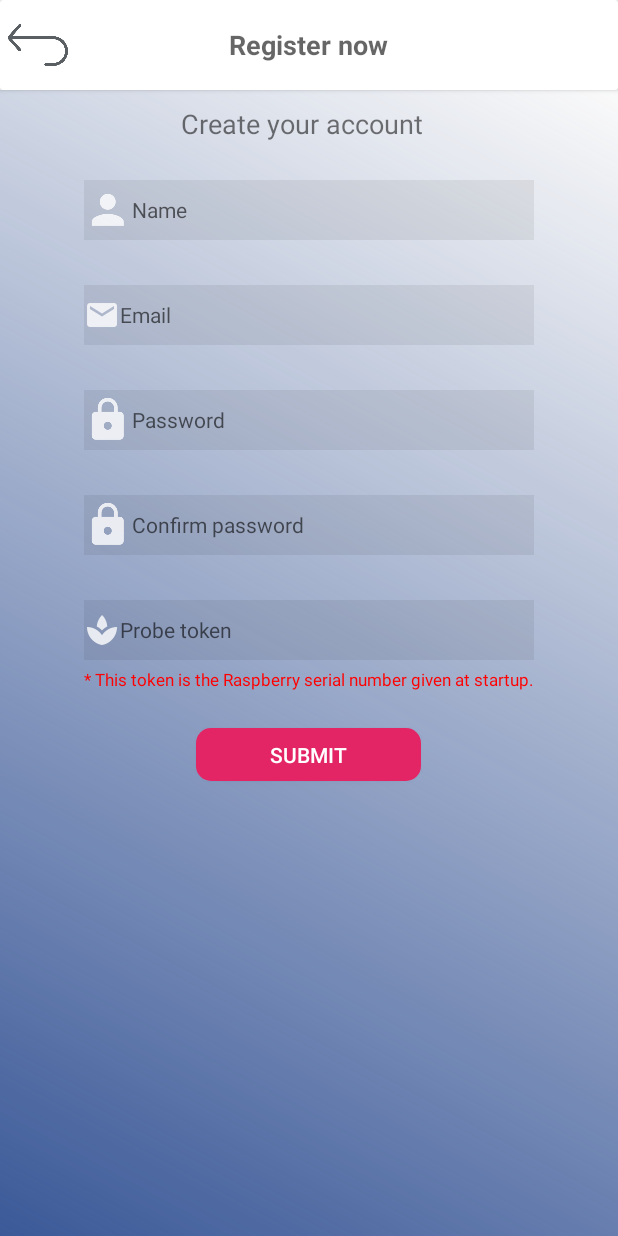
After one commit to dinossaur23/MonitoringProbeApp, an Android app: the RegisterActivity screen opened directly, with no data from a screen before it, on a phone screen of 412 x 824 dp. The commit adds this screen. Run offline under Robolectric (Android 15) with nearby library versions, the phone set to English and light mode, and no system bars.

Commit message:
create a Register activity

```diff
--- a/app/src/main/AndroidManifest.xml
+++ b/app/src/main/AndroidManifest.xml
@@ -21,14 +21,14 @@
         android:roundIcon="@mipmap/ic_launcher_round"
         android:supportsRtl="true"
         android:theme="@style/AppTheme">
-        <activity android:name=".MainActivity"></activity>
-        <activity android:name=".HomeActivity">
+        <activity android:name=".MainActivity">
             <intent-filter>
                 <action android:name="android.intent.action.MAIN" />
 
                 <category android:name="android.intent.category.LAUNCHER" />
             </intent-filter>
         </activity>
+        <activity android:name=".HomeActivity"></activity>
         <activity android:name=".ConnectActivity" />
         <activity android:name=".PairActivity" />
         <activity android:name=".ProbeDataActivity" />
@@ -36,10 +36,13 @@
             android:name=".GraphicsActivity"
             android:label="@string/title_activity_graphics"
             android:theme="@style/AppTheme" />
+
         <meta-data
             android:name="com.google.android.geo.API_KEY"
             android:value="@string/google_maps_key" />
-        <activity android:name=".LocationActivity"></activity>
+
+        <activity android:name=".LocationActivity" />
+        <activity android:name=".RegisterActivity"></activity>
     </application>
 
 </manifest>
--- a/app/src/main/java/com/sensingchange/monitoringprobe/MainActivity.java
+++ b/app/src/main/java/com/sensingchange/monitoringprobe/MainActivity.java
@@ -55,8 +55,8 @@ public class MainActivity extends AppCompatActivity {
         signUp.setOnClickListener(new View.OnClickListener() {
             @Override
             public void onClick(View v) {
-//                Intent intent = new Intent(MainActivity.this, RegisterActivity.class);
-//                startActivity(intent);
+                Intent intent = new Intent(MainActivity.this, RegisterActivity.class);
+                startActivity(intent);
             }
         });
     }
--- /dev/null
+++ b/app/src/main/java/com/sensingchange/monitoringprobe/RegisterActivity.java
@@ -0,0 +1,20 @@
+package com.sensingchange.monitoringprobe;
+
+import android.content.Intent;
+import android.support.v7.app.AppCompatActivity;
+import android.os.Bundle;
+import android.view.View;
+
+public class RegisterActivity extends AppCompatActivity {
+
+    @Override
+    protected void onCreate(Bundle savedInstanceState) {
+        super.onCreate(savedInstanceState);
+        setContentView(R.layout.activity_register);
+    }
+
+    public void back(View v){
+        Intent intent = new Intent(RegisterActivity.this, HomeActivity.class);
+        startActivity(intent);
+    }
+}
--- /dev/null
+++ b/app/src/main/res/layout/activity_register.xml
@@ -0,0 +1,140 @@
+<?xml version="1.0" encoding="utf-8"?>
+<android.support.constraint.ConstraintLayout xmlns:android="http://schemas.android.com/apk/res/android"
+    xmlns:app="http://schemas.android.com/apk/res-auto"
+    xmlns:tools="http://schemas.android.com/tools"
+    android:layout_width="match_parent"
+    android:layout_height="match_parent"
+    tools:context=".RegisterActivity">
+
+    <android.support.v7.widget.CardView
+        android:layout_width="match_parent"
+        android:layout_height="60dp"
+        android:elevation="8dp"
+        android:divider="@android:color/transparent"
+        android:clipToPadding="false"
+        android:clipChildren="false">
+
+        <TextView
+            android:id="@+id/textView2"
+            android:layout_width="wrap_content"
+            android:layout_height="wrap_content"
+            android:layout_gravity="center"
+            android:hint="@string/title_activity_register"
+            android:textColor="@color/colorBlack"
+            android:textSize="18sp"
+            android:textStyle="bold" />
+
+        <ImageButton
+            android:id="@+id/btnBack"
+            android:layout_width="40dp"
+            android:layout_height="40dp"
+            android:layout_marginStart="5dp"
+            android:layout_marginTop="10dp"
+            android:background="@drawable/back"
+            android:onClick="back">
+        </ImageButton>
+    </android.support.v7.widget.CardView>
+
+    <LinearLayout
+        android:layout_width="match_parent"
+        android:layout_height="match_parent"
+        android:layout_marginTop="60dp"
+        android:background="@drawable/gradient"
+        android:orientation="vertical">
+
+        <TextView
+            android:id="@+id/title"
+            android:layout_width="170dp"
+            android:layout_height="40dp"
+            android:layout_marginTop="10dp"
+            android:layout_gravity="center"
+            android:text="@string/title_register"
+            android:textSize="18sp" />
+
+        <EditText
+            android:id="@+id/edtName"
+            android:layout_width="300dp"
+            android:layout_height="40dp"
+            android:layout_marginTop="10dp"
+            android:layout_gravity="center"
+            android:background="@color/colorBackgroundGradient"
+            android:drawableStart="@drawable/ic_action_user"
+            android:ems="10"
+            android:hint="@string/name"
+            android:inputType="textPersonName"
+            android:textAppearance="@style/TextAppearance.AppCompat" />
+
+        <EditText
+            android:id="@+id/edtUsername"
+            android:layout_width="300dp"
+            android:layout_height="40dp"
+            android:layout_marginTop="30dp"
+            android:layout_gravity="center"
+            android:background="@color/colorBackgroundGradient"
+            android:drawableStart="@drawable/ic_action_email"
+            android:ems="10"
+            android:hint="@string/email"
+            android:inputType="textPersonName"
+            android:textAppearance="@style/TextAppearance.AppCompat" />
+
+        <EditText
+            android:id="@+id/edtPassword"
+            android:layout_width="300dp"
+            android:layout_height="40dp"
+            android:layout_marginTop="30dp"
+            android:layout_gravity="center"
+            android:background="@color/colorBackgroundGradient"
+            android:drawableStart="@drawable/ic_action_password"
+            android:ems="10"
+            android:hint="@string/password"
+            android:inputType="textPassword"
+            android:textAppearance="@style/TextAppearance.AppCompat" />
+
+        <EditText
+            android:id="@+id/edtConfirmPassword"
+            android:layout_width="300dp"
+            android:layout_height="40dp"
+            android:layout_marginTop="30dp"
+            android:layout_gravity="center"
+            android:background="@color/colorBackgroundGradient"
+            android:drawableStart="@drawable/ic_action_password"
+            android:ems="10"
+            android:hint="@string/confirm_password"
+            android:inputType="textPassword"
+            android:textAppearance="@style/TextAppearance.AppCompat" />
+
+        <EditText
+            android:id="@+id/edtToken"
+            android:layout_width="300dp"
+            android:layout_height="40dp"
+            android:layout_marginTop="30dp"
+            android:layout_gravity="center"
+            android:background="@color/colorBackgroundGradient"
+            android:drawableStart="@drawable/ic_action_probe"
+            android:ems="10"
+            android:hint="@string/probe_token"
+            android:inputType="textPassword"
+            android:textAppearance="@style/TextAppearance.AppCompat" />
+
+        <TextView
+            android:id="@+id/probe_token_info"
+            android:layout_width="300dp"
+            android:layout_height="20dp"
+            android:layout_marginTop="5dp"
+            android:layout_gravity="center"
+            android:text="@string/probe_token_info"
+            android:textColor="@color/colorRed"
+            android:textSize="11sp" />
+
+        <Button
+            android:id="@+id/btnSubmit"
+            android:layout_width="150dp"
+            android:layout_height="35dp"
+            android:layout_marginTop="20dp"
+            android:layout_marginBottom="20dp"
+            android:layout_gravity="center"
+            android:background="@drawable/button_radius"
+            android:text="@string/submit"
+            android:textColor="@color/colorWhite" />
+    </LinearLayout>
+</android.support.constraint.ConstraintLayout>
--- a/app/src/main/res/values/strings.xml
+++ b/app/src/main/res/values/strings.xml
@@ -12,6 +12,15 @@
     <string name="login">Login</string>
     <string name="sign_up">Sign up</string>
 
+    <!--Register-->
+    <string name="title_activity_register">Register now</string>
+    <string name="title_register">Create your account</string>
+    <string name="name">Name</string>
+    <string name="confirm_password">Confirm password</string>
+    <string name="probe_token">Probe token</string>
+    <string name="probe_token_info">* This token is the Raspberry serial number given at startup.</string>
+    <string name="submit">Submit</string>
+
     <!--Home-->
     <string name="title_activity_home">HomeActivity</string>
     <string name="text_ble">Probe with Bluetooth</string>
@@ -19,7 +28,7 @@
     <string name="text_gps">Probe Geolocation</string>
     <string name="text_graphic">Graphics</string>
     <string name="text_weather">Probe Data</string>
-    <string name="text_wind">Wind information</string>
+    <string name="text_wind">Tips</string>
     <string name="text_settings">Settings</string>
 
     <!--Connect-->
```
Also changed, not shown: app/src/main/res/drawable-hdpi/ic_action_email.png (added), app/src/main/res/drawable-hdpi/ic_action_probe.png (added), app/src/main/res/drawable-mdpi/ic_action_email.png (added), app/src/main/res/drawable-mdpi/ic_action_probe.png (added), app/src/main/res/drawable-xhdpi/ic_action_email.png (added), app/src/main/res/drawable-xhdpi/ic_action_probe.png (added), app/src/main/res/drawable-xxhdpi/ic_action_email.png (added), app/src/main/res/drawable-xxhdpi/ic_action_probe.png (added), app/src/main/res/drawable-xxxhdpi/ic_action_email.png (added), app/src/main/res/drawable-xxxhdpi/ic_action_probe.png (added).
